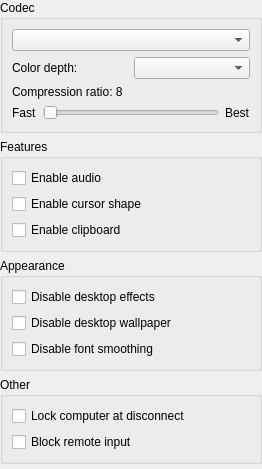
Before: the Qt Designer form source/console/computer_dialog_desktop.ui in dchapyshev/aspia, drawn with Qt 5.
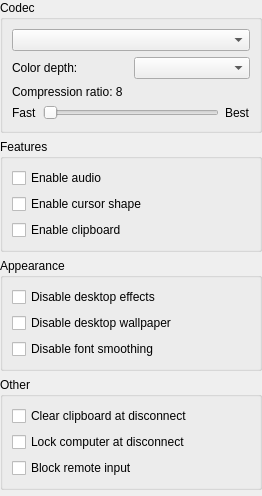
After: the same form once the commit is applied.

Commit message: Implement "Clear clipboard at disconnect" option.

```diff
--- a/source/console/computer_dialog_desktop.ui
+++ b/source/console/computer_dialog_desktop.ui
@@ -7,7 +7,7 @@
     <x>0</x>
     <y>0</y>
     <width>262</width>
-    <height>469</height>
+    <height>496</height>
    </rect>
   </property>
   <property name="windowTitle">
@@ -186,6 +186,13 @@
       <string>Other</string>
      </property>
      <layout class="QVBoxLayout" name="verticalLayout">
+      <item>
+       <widget class="QCheckBox" name="checkbox_clear_clipboard">
+        <property name="text">
+         <string>Clear clipboard at disconnect</string>
+        </property>
+       </widget>
+      </item>
       <item>
        <widget class="QCheckBox" name="checkbox_lock_at_disconnect">
         <property name="text">
```
The commit also changes 60 other files.
